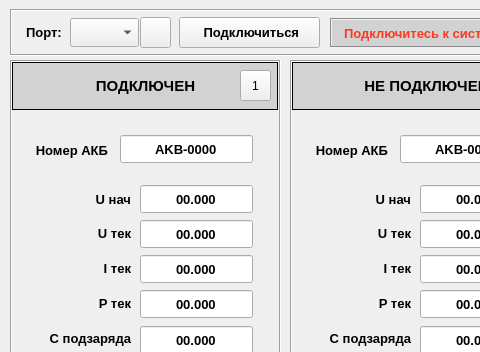
This is ui/main.ui in sergeycccv/battery_modbus as Qt 5 draws it before an edit; both pictures show x 0 to 480 and y 0 to 352 of the 1130 by 601 pixel window. The edited form follows.
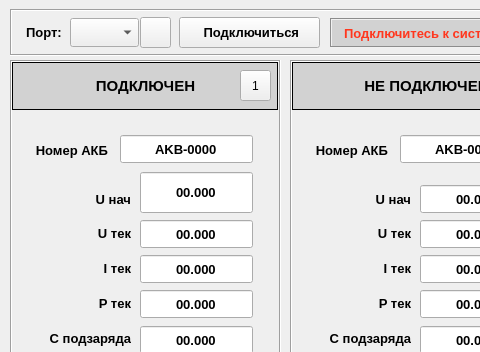
This is the edited form. Icons and pictures are not drawn.

```diff
--- a/ui/main.ui
+++ b/ui/main.ui
@@ -184,9 +184,9 @@
      <property name="geometry">
       <rect>
        <x>130</x>
-       <y>125</y>
+       <y>112</y>
        <width>113</width>
-       <height>28</height>
+       <height>41</height>
       </rect>
      </property>
      <property name="font">
```
